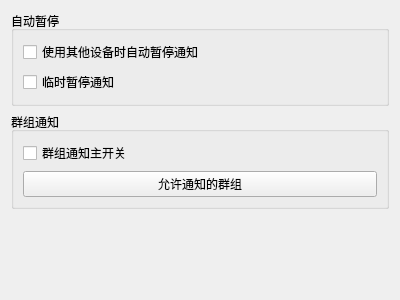
The window that widgets/settings/groupwidget.ui (iwxyi/CatlikeQQ) describes before a commit, drawn with Qt 5.
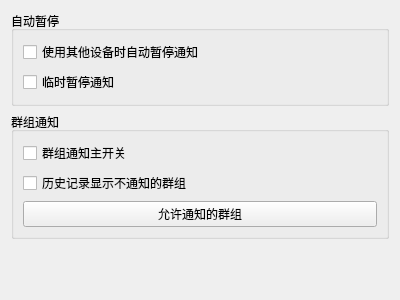
The same window after the commit. Custom widgets are drawn as their Qt base class.

Commit message: 添加多显示器的显示位置；添加上传图片是否直接发送的选项

What changed in the file:
```diff
--- a/widgets/settings/groupwidget.ui
+++ b/widgets/settings/groupwidget.ui
@@ -56,6 +56,13 @@
         </property>
        </widget>
       </item>
+      <item>
+       <widget class="QCheckBox" name="showDisabledGroupsCheck">
+        <property name="text">
+         <string>历史记录显示不通知的群组</string>
+        </property>
+       </widget>
+      </item>
       <item>
        <widget class="InteractiveButtonBase" name="enabledGroupButton">
         <property name="text">
```
The commit also changes 11 other files.
